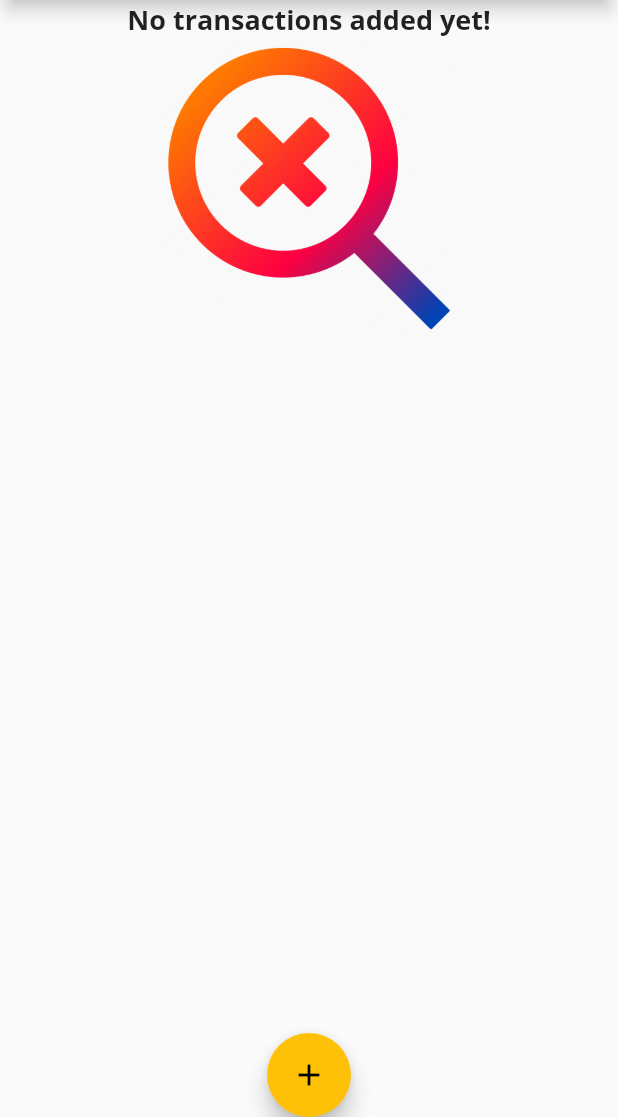
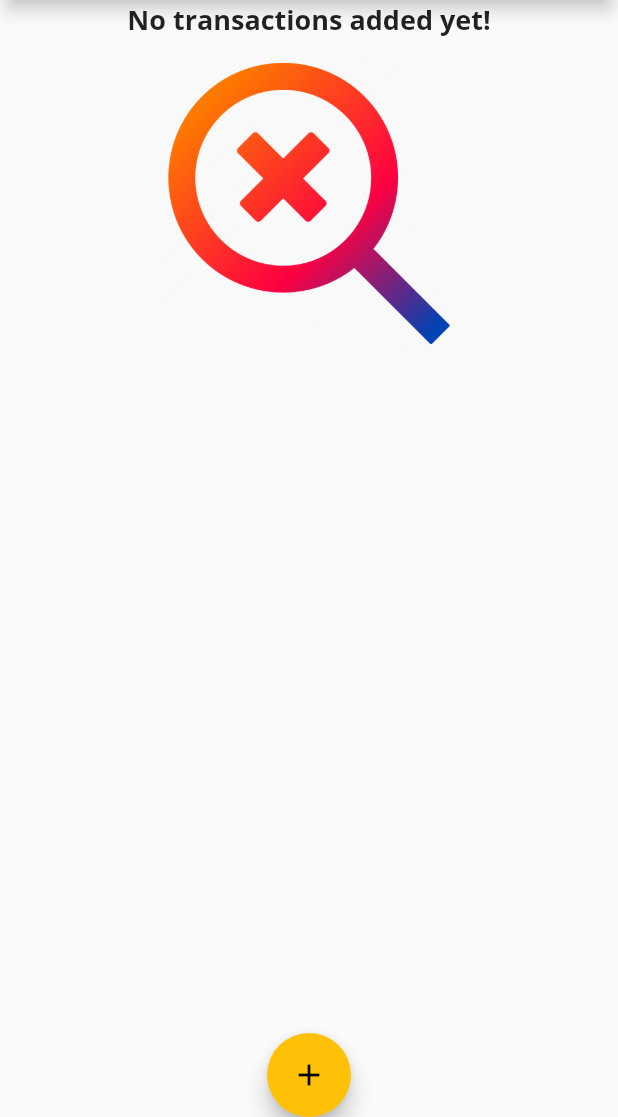
Before and after one commit to Shogil/Daily-expense-tracker-flutter, a Flutter app: the screen it shows after launch, on a phone screen of 412 x 824 dp, the part 119-1236 px from its top. Run offline on Flutter 3.47's test engine with Material 2 defaults, Android fonts, the phone set to English and light mode, and no system bars.

Commit message:
update the image file

```diff
--- a/lib/widgets/transaction_list.dart
+++ b/lib/widgets/transaction_list.dart
@@ -15,6 +15,9 @@ class TransactionList extends StatelessWidget {
                 Text(
                   'No transactions added yet!',
                   style: Theme.of(context).textTheme.headline6,
+                ),
+                SizedBox(
+                  height: 10,
                 ),
                 Container(
                   height: 200,
```
